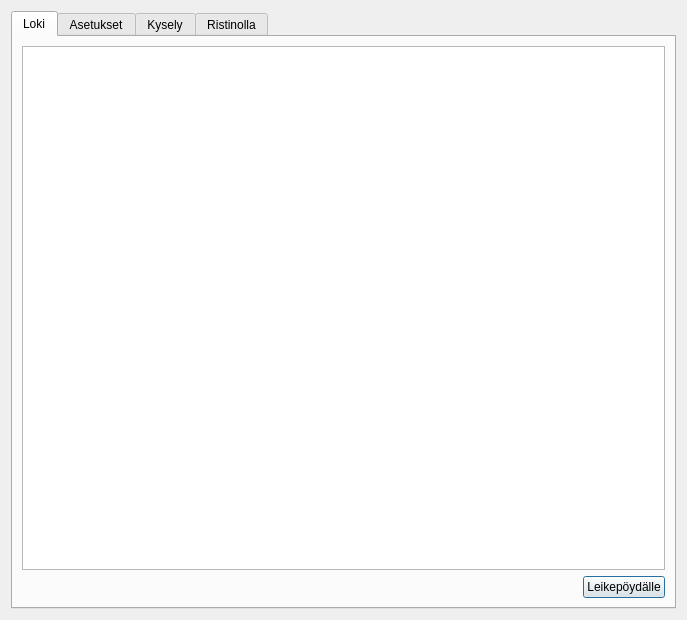
Old version of the form kitsas/tools/devtool.ui in the repository artoh/kitupiikki.
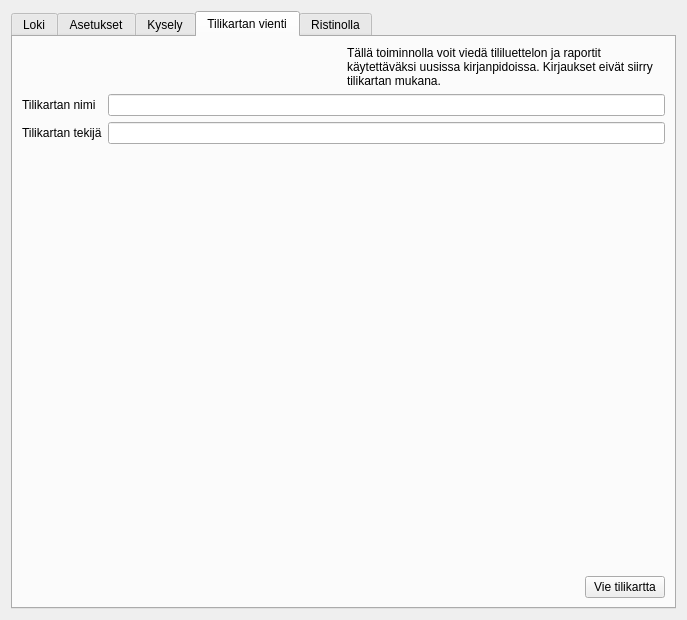
New version of the form. The open tabs and pages were chosen to show the change. Icons and pictures are not drawn.

Commit message: Tilikartan tuonti ja vienti

Diff of the .ui file:
```diff
--- a/kitsas/tools/devtool.ui
+++ b/kitsas/tools/devtool.ui
@@ -246,6 +246,112 @@
        </item>
       </layout>
      </widget>
+     <widget class="QWidget" name="vieniTab">
+      <attribute name="icon">
+       <iconset resource="../pic/pic.qrc">
+        <normaloff>:/pic/vie.png</normaloff>:/pic/vie.png</iconset>
+      </attribute>
+      <attribute name="title">
+       <string>Tilikartan vienti</string>
+      </attribute>
+      <layout class="QVBoxLayout" name="verticalLayout_5">
+       <item>
+        <layout class="QHBoxLayout" name="horizontalLayout_6">
+         <item>
+          <widget class="QLabel" name="label">
+           <property name="text">
+            <string/>
+           </property>
+           <property name="pixmap">
+            <pixmap resource="../pic/pic.qrc">:/pic/salkkupossu.png</pixmap>
+           </property>
+          </widget>
+         </item>
+         <item>
+          <widget class="QLabel" name="label_2">
+           <property name="text">
+            <string>Tällä toiminnolla voit viedä tililuettelon ja raportit käytettäväksi uusissa kirjanpidoissa. Kirjaukset eivät siirry tilikartan mukana.</string>
+           </property>
+           <property name="wordWrap">
+            <bool>true</bool>
+           </property>
+          </widget>
+         </item>
+        </layout>
+       </item>
+       <item>
+        <layout class="QGridLayout" name="gridLayout_2">
+         <item row="0" column="0">
+          <widget class="QLabel" name="label_3">
+           <property name="text">
+            <string>Tilikartan nimi</string>
+           </property>
+           <property name="buddy">
+            <cstring>tilikarttaNimi</cstring>
+           </property>
+          </widget>
+         </item>
+         <item row="0" column="1">
+          <widget class="QLineEdit" name="tilikarttaNimi"/>
+         </item>
+         <item row="1" column="0">
+          <widget class="QLabel" name="label_4">
+           <property name="text">
+            <string>Tilikartan tekijä</string>
+           </property>
+           <property name="buddy">
+            <cstring>tilikarttaTekija</cstring>
+           </property>
+          </widget>
+         </item>
+         <item row="1" column="1">
+          <widget class="QLineEdit" name="tilikarttaTekija"/>
+         </item>
+        </layout>
+       </item>
+       <item>
+        <spacer name="verticalSpacer">
+         <property name="orientation">
+          <enum>Qt::Vertical</enum>
+         </property>
+         <property name="sizeHint" stdset="0">
+          <size>
+           <width>20</width>
+           <height>148</height>
+          </size>
+         </property>
+        </spacer>
+       </item>
+       <item>
+        <layout class="QHBoxLayout" name="horizontalLayout_5">
+         <item>
+          <spacer name="horizontalSpacer_5">
+           <property name="orientation">
+            <enum>Qt::Horizontal</enum>
+           </property>
+           <property name="sizeHint" stdset="0">
+            <size>
+             <width>40</width>
+             <height>20</height>
+            </size>
+           </property>
+          </spacer>
+         </item>
+         <item>
+          <widget class="QPushButton" name="vieNappi">
+           <property name="text">
+            <string>Vie tilikartta</string>
+           </property>
+           <property name="icon">
+            <iconset resource="../pic/pic.qrc">
+             <normaloff>:/pic/vie.png</normaloff>:/pic/vie.png</iconset>
+           </property>
+          </widget>
+         </item>
+        </layout>
+       </item>
+      </layout>
+     </widget>
      <widget class="QWidget" name="tab">
       <attribute name="icon">
        <iconset resource="../pic/pic.qrc">
```
The commit also changes 13 other files.
